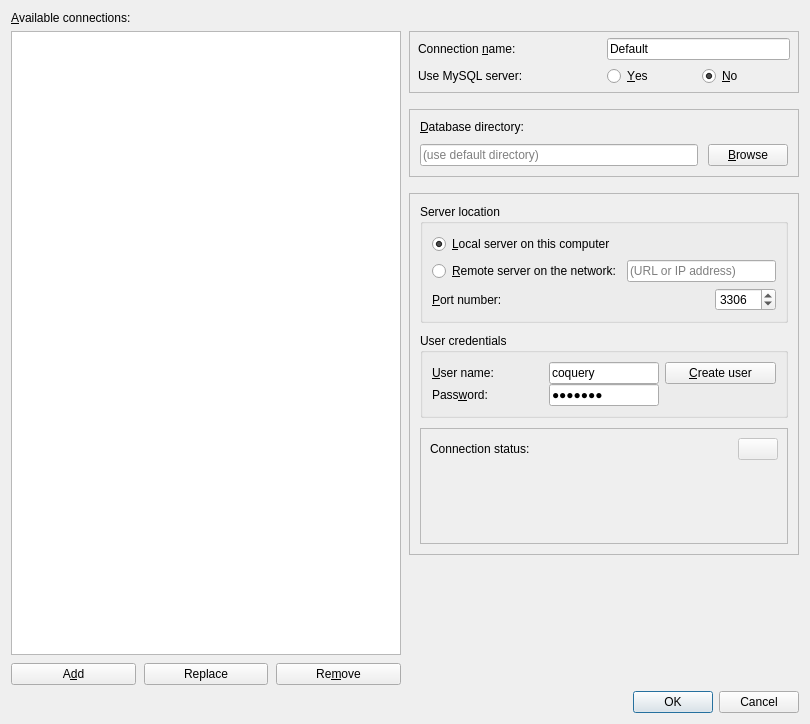
The window that coquery/gui/ui/connectionConfiguration.ui (gkunter/coquery) describes before a commit, drawn with Qt 5.
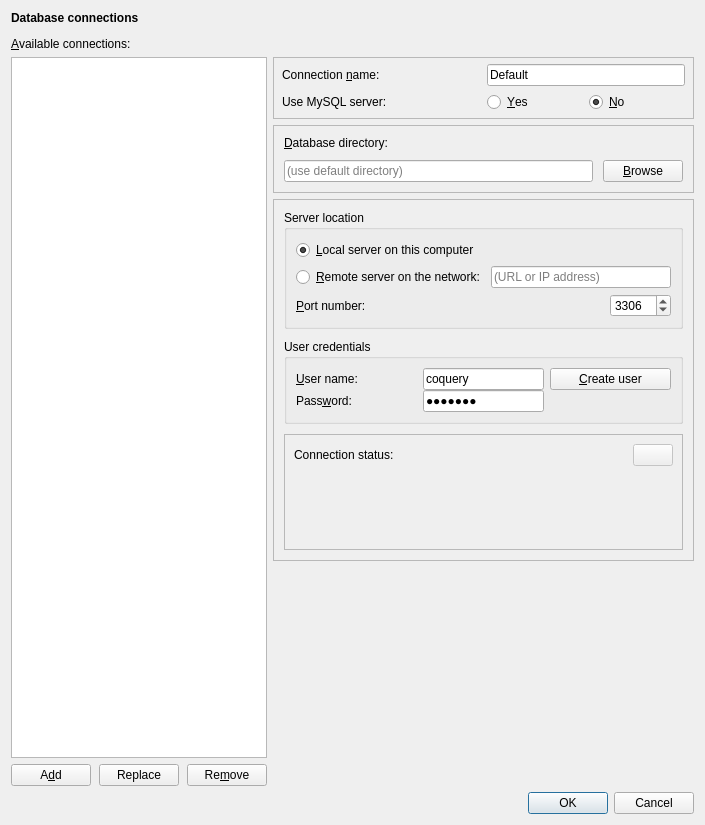
The same window after the commit. Icons and pictures are not drawn.

The edit to the form file:
```diff
--- a/coquery/gui/ui/connectionConfiguration.ui
+++ b/coquery/gui/ui/connectionConfiguration.ui
@@ -6,18 +6,18 @@
    <rect>
     <x>0</x>
     <y>0</y>
-    <width>810</width>
-    <height>724</height>
+    <width>705</width>
+    <height>825</height>
    </rect>
   </property>
   <property name="windowTitle">
    <string>Database connections – Coquery</string>
   </property>
-  <layout class="QVBoxLayout" name="verticalLayout_5">
+  <layout class="QVBoxLayout" name="verticalLayout_12">
    <item>
     <widget class="QLabel" name="label_5">
      <property name="text">
-      <string>&amp;Available connections:</string>
+      <string>&lt;html&gt;&lt;head/&gt;&lt;body&gt;&lt;p&gt;&lt;span style=&quot; font-weight:600;&quot;&gt;Database connections&lt;/span&gt;&lt;/p&gt;&lt;p&gt;&amp;amp;Available connections:&lt;/p&gt;&lt;/body&gt;&lt;/html&gt;</string>
      </property>
      <property name="buddy">
       <cstring>tree_configuration</cstring>
@@ -25,14 +25,20 @@
     </widget>
    </item>
    <item>
-    <layout class="QHBoxLayout" name="horizontalLayout_5" stretch="0,0">
-     <property name="spacing">
-      <number>8</number>
-     </property>
+    <layout class="QHBoxLayout" name="horizontalLayout_5">
      <item>
       <layout class="QVBoxLayout" name="verticalLayout_4">
+       <property name="sizeConstraint">
+        <enum>QLayout::SetMinimumSize</enum>
+       </property>
        <item>
         <widget class="QTreeWidget" name="tree_configuration">
+         <property name="sizePolicy">
+          <sizepolicy hsizetype="Minimum" vsizetype="Expanding">
+           <horstretch>0</horstretch>
+           <verstretch>0</verstretch>
+          </sizepolicy>
+         </property>
          <property name="rootIsDecorated">
           <bool>false</bool>
          </property>
@@ -63,7 +69,7 @@
          <item row="0" column="0">
           <widget class="QPushButton" name="button_add">
            <property name="sizePolicy">
-            <sizepolicy hsizetype="Expanding" vsizetype="Fixed">
+            <sizepolicy hsizetype="Minimum" vsizetype="Fixed">
              <horstretch>0</horstretch>
              <verstretch>0</verstretch>
             </sizepolicy>
@@ -76,7 +82,7 @@
          <item row="0" column="1">
           <widget class="QPushButton" name="button_replace">
            <property name="sizePolicy">
-            <sizepolicy hsizetype="Expanding" vsizetype="Fixed">
+            <sizepolicy hsizetype="Minimum" vsizetype="Fixed">
              <horstretch>0</horstretch>
              <verstretch>0</verstretch>
             </sizepolicy>
@@ -89,7 +95,7 @@
          <item row="0" column="2">
           <widget class="QPushButton" name="button_remove">
            <property name="sizePolicy">
-            <sizepolicy hsizetype="Expanding" vsizetype="Fixed">
+            <sizepolicy hsizetype="Minimum" vsizetype="Fixed">
              <horstretch>0</horstretch>
              <verstretch>0</verstretch>
             </sizepolicy>
@@ -104,6 +110,11 @@
       </layout>
      </item>
      <item>
+      <layout class="QVBoxLayout" name="verticalLayout_11">
+       <property name="spacing">
+        <number>0</number>
+       </property>
+       <item>
       <widget class="QFrame" name="frame_settings">
        <property name="sizePolicy">
         <sizepolicy hsizetype="Expanding" vsizetype="Preferred">
@@ -111,9 +122,9 @@
          <verstretch>0</verstretch>
         </sizepolicy>
        </property>
-       <layout class="QVBoxLayout" name="layout_settings" stretch="0,0,0,0,1">
+         <layout class="QVBoxLayout" name="verticalLayout_5">
         <property name="spacing">
-         <number>16</number>
+           <number>-1</number>
         </property>
         <property name="margin">
          <number>0</number>
@@ -573,8 +584,8 @@
                     <rect>
                      <x>0</x>
                      <y>0</y>
-                     <width>354</width>
-                     <height>72</height>
+                       <width>359</width>
+                       <height>93</height>
                     </rect>
                    </property>
                    <property name="sizePolicy">
@@ -624,18 +635,8 @@
           </layout>
          </widget>
         </item>
-        <item>
-         <spacer name="horizontalSpacer">
-          <property name="orientation">
-           <enum>Qt::Horizontal</enum>
-          </property>
-          <property name="sizeHint" stdset="0">
-           <size>
-            <width>40</width>
-            <height>20</height>
-           </size>
-          </property>
-         </spacer>
+         </layout>
+        </widget>
         </item>
         <item>
          <spacer name="verticalSpacer">
@@ -650,8 +651,20 @@
           </property>
          </spacer>
         </item>
-       </layout>
-      </widget>
+       <item>
+        <spacer name="horizontalSpacer">
+         <property name="orientation">
+          <enum>Qt::Horizontal</enum>
+         </property>
+         <property name="sizeHint" stdset="0">
+          <size>
+           <width>40</width>
+           <height>0</height>
+          </size>
+         </property>
+        </spacer>
+       </item>
+      </layout>
      </item>
     </layout>
    </item>
```
Lines whose indentation alone changed are shown as unchanged.
